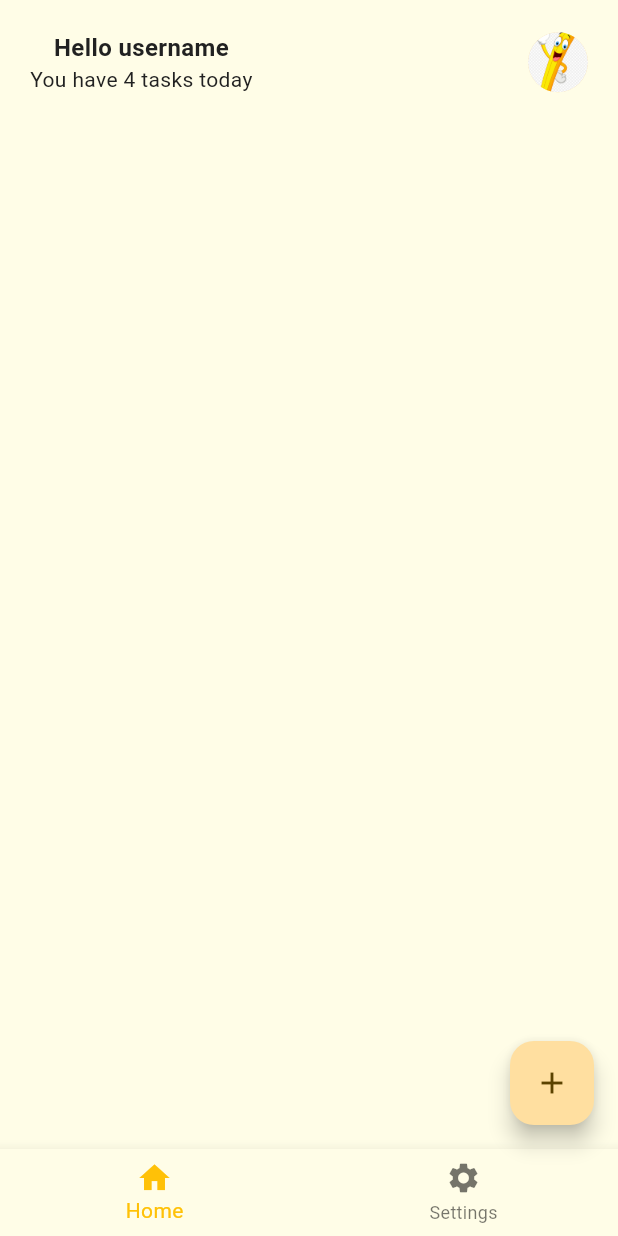
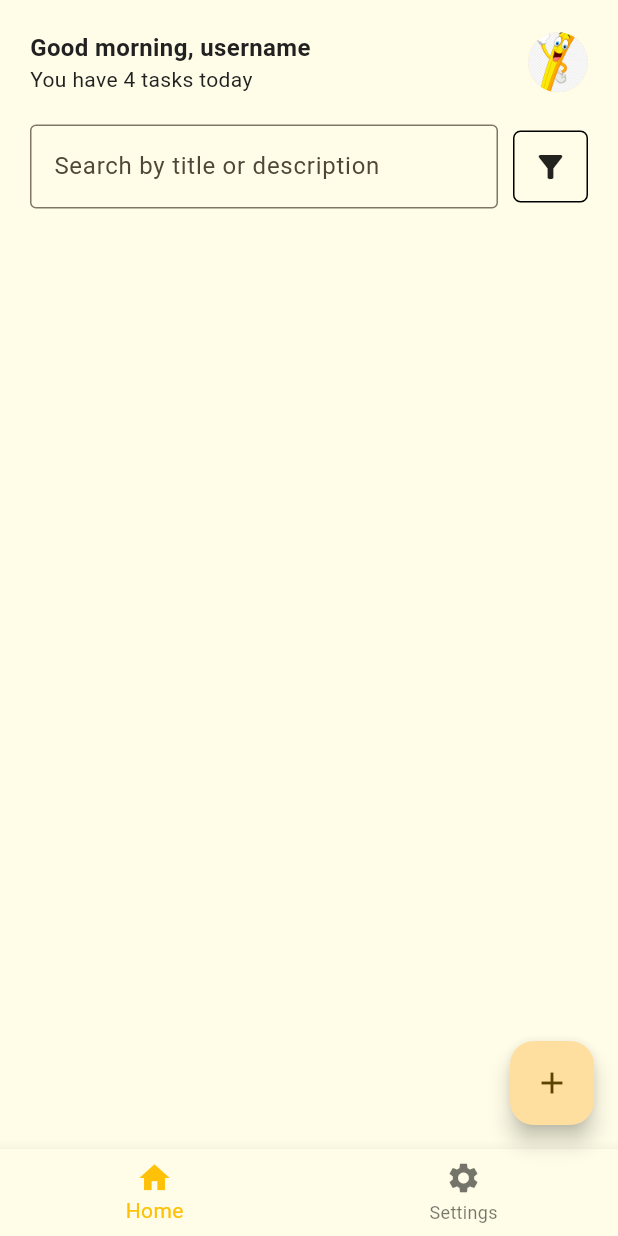
Before and after one commit to Grld-Andy/Todo_Marker, a Flutter app: the MainScreen screen opened by its route, on a phone screen of 412 x 824 dp. Run offline on Flutter 3.47's test engine with Material 3 defaults, Android fonts, the phone set to English and light mode, and no system bars.

Commit message:
refactor: extract search section widget

```diff
--- a/lib/features/home/presentation/pages/home_page.dart
+++ b/lib/features/home/presentation/pages/home_page.dart
@@ -1,6 +1,7 @@
 import 'package:flutter/material.dart';
 import 'package:task_marker/features/home/Model/Task.dart';
 import 'package:task_marker/features/home/data/greetings.dart';
+import 'package:task_marker/features/home/presentation/widgets/search_section.dart';
 import 'package:task_marker/shared/widgets/h1_text.dart';
 
 class HomePage extends StatefulWidget {
@@ -13,19 +14,22 @@ class HomePage extends StatefulWidget {
 class _HomePageState extends State<HomePage> {
   List<Task> tasks = [];
   final String _greetings = getGreeting();
+  final TextEditingController _controller = new TextEditingController();
 
   @override
   Widget build(BuildContext context) {
     return Padding(
       padding: const EdgeInsets.symmetric(horizontal: 20.0, vertical: 20.0),
       child: Column(
+        spacing: 20.0,
         children: [
           Row(
             mainAxisAlignment: MainAxisAlignment.spaceBetween,
             children: [
               Column(
+                crossAxisAlignment: CrossAxisAlignment.start,
                 children: [
-                  H1Text(text: "Hello username"),
+                  H1Text(text: "$_greetings, username"),
                   Text("You have 4 tasks today")
                 ],
               ),
@@ -34,7 +38,8 @@ class _HomePageState extends State<HomePage> {
                 backgroundImage: AssetImage('assets/images/TIP.png'),
               )
             ],
-          )
+          ),
+          SearchSection(controller: _controller)
         ],
       ),
     );
--- /dev/null
+++ b/lib/features/home/presentation/widgets/search_section.dart
@@ -0,0 +1,44 @@
+import 'package:flutter/material.dart';
+
+class SearchSection extends StatelessWidget {
+  const SearchSection({
+    super.key,
+    required TextEditingController controller,
+  }) : _controller = controller;
+
+  final TextEditingController _controller;
+
+  @override
+  Widget build(BuildContext context) {
+    return Row(
+      spacing: 10,
+      children: [
+        Expanded(
+          child: TextField(
+            controller: _controller,
+            decoration: InputDecoration(
+              hintText: "Search by title or description",
+              border: OutlineInputBorder()
+            ),
+          ),
+        ),
+        Container(
+          // padding: EdgeInsets.all(2),
+          width: 50,
+          height: 48,
+          decoration: BoxDecoration(
+            border: Border.all(width: 1),
+            borderRadius: BorderRadius.circular(5),
+          ),
+          child: InkWell(
+            borderRadius: BorderRadius.circular(5), // ripple matches rectangle
+            onTap: () {},
+            child: Center(
+              child: Icon(Icons.filter_alt),
+            ),
+          )
+        )
+      ],
+    );
+  }
+}
```
